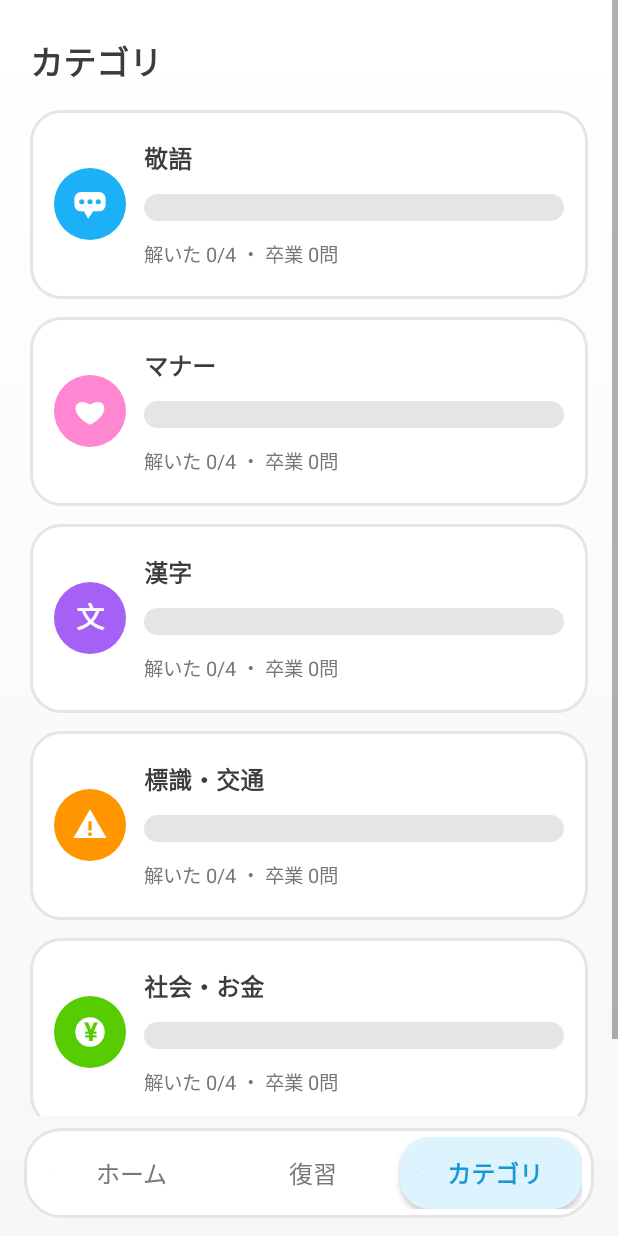
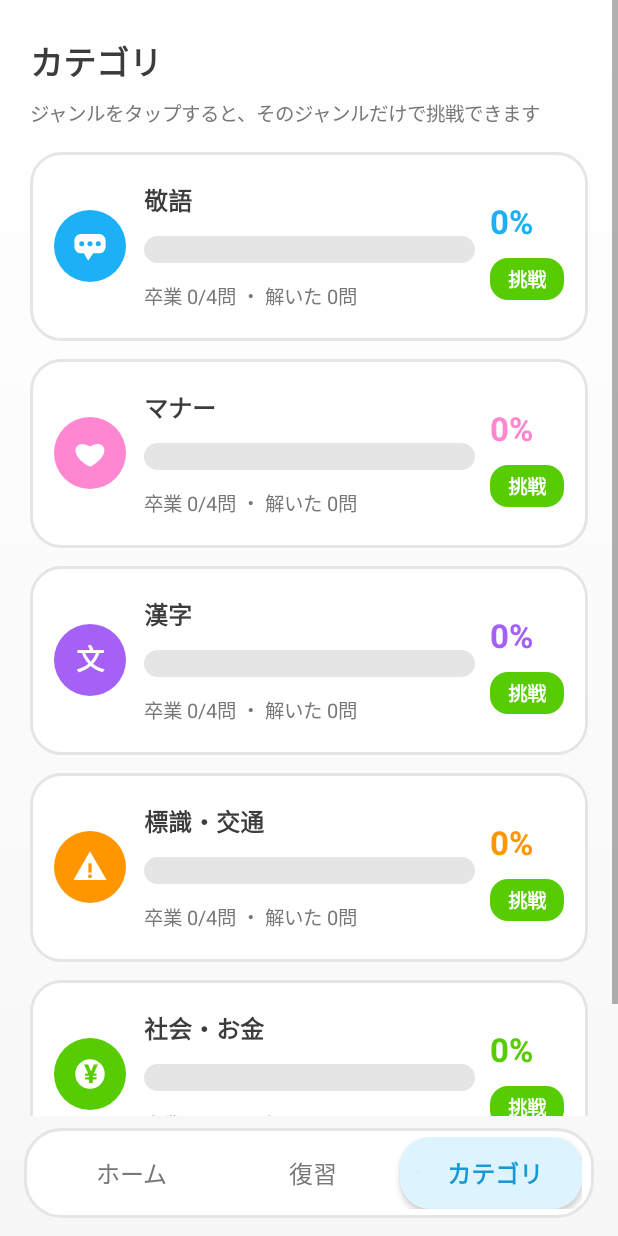
Before and after one commit to TaigaShinohara/otona-level-100, an Android app: the screen it shows after launch (MainActivity), after a tap on "カテゴリ", on a phone screen of 412 x 824 dp. Run offline under Robolectric (Android 15) with nearby library versions, the phone set to English and light mode, and no system bars.

Commit message:
v0.6.0: ジャンル別チャレンジとコンプリート率
カテゴリをタップするとそのジャンルだけのセッション（期限到来の復習→
新規→既出の順、最大5問）。各カテゴリにコンプリート率（卒業割合）を
大きな％とバーで表示。ジャンル挑戦はデイリー完了には数えない。
テスト16件合格。

```diff
--- a/app/build.gradle.kts
+++ b/app/build.gradle.kts
@@ -23,8 +23,8 @@ android {
         applicationId = "com.taigashinohara.otonalevel100"
         minSdk = 26
         targetSdk = 35
-        versionCode = 8
-        versionName = "0.5.0"
+        versionCode = 9
+        versionName = "0.6.0"
     }
 
     signingConfigs {
--- a/app/src/main/java/com/taigashinohara/otonalevel100/MainActivity.kt
+++ b/app/src/main/java/com/taigashinohara/otonalevel100/MainActivity.kt
@@ -22,7 +22,7 @@ import android.widget.TextView
 import kotlin.random.Random
 
 /**
- * Otona Level 100 v0.5.0.
+ * Otona Level 100 v0.6.0.
  * v0.2.0: UX review fixes (bar animation, gold reserved for level-up, session
  * persistence, shuffled choices, graduation box condition, due-review entry,
  * four font tiers, category mini bars, decluttered home, fixed next footer).
@@ -40,6 +40,10 @@ import kotlin.random.Random
  * ratio in per-category accent colours with glyph chips, the secondary button
  * no longer reads as disabled, tint/accent points added against monotony.
  * v0.3.0: Simple Glass applied app-wide (skill v1.1 canonical values).
+ * v0.6.0: genre challenge (user's request) — tapping a category starts a
+ * session of only that genre (due first, then new, then seen; graduated fill
+ * the rest), and each category shows its completion rate (graduated share)
+ * as a big % and bar. Genre sessions do not mark the daily set as done.
  * v0.5.0: drawn artwork everywhere (user: "make it exciting with
  * illustrations, shapes and icons") — a drawn owl mascot with a daily speech
  * bubble on Home, confetti + star row on the result, drawn category
@@ -157,7 +161,7 @@ class MainActivity : Activity() {
     private var sXp = 0
     private var sStreak = 0
     private var sStartXp = 0
-    private var sMode = 0 // 0 daily, 1 weak-only, 2 due-review
+    private var sMode = 0 // 0 daily, 1 weak-only, 2 due-review, 3 genre challenge
     private var sAnswered = false
     private var sChosen = -1
     private var sCounted = false
@@ -525,7 +529,7 @@ class MainActivity : Activity() {
         if (sIndex < sItems.size) showQuestion() else showResult()
     }
 
-    private fun startSession(mode: Int) {
+    private fun startSession(mode: Int, category: String? = null) {
         val today = ProgressStore.today()
         val states = store.allStates()
         val picked: List<Question> = when (mode) {
@@ -533,6 +537,25 @@ class MainActivity : Activity() {
                 .shuffled().take(5)
             2 -> Questions.all.filter { q -> states[q.id]?.let { ReviewLogic.isDue(it, today) } == true }
                 .sortedBy { states[it.id]?.dueDay ?: 0L }.take(5)
+            3 -> {
+                // Genre challenge: only this category. Due first, then new,
+                // then seen-not-graduated; graduated fill only if still short
+                // (with the 20-question sample a genre has 4 questions).
+                val qs = Questions.all.filter { it.category == category }
+                val due = qs.filter { q ->
+                    states[q.id]?.let { ReviewLogic.isDue(it, today) || ReviewLogic.isSpotCheckDue(it, today) } == true
+                }.shuffled()
+                val fresh = qs.filter { it.id !in due.map { p -> p.id } && states[it.id] == null }.shuffled()
+                val rest = qs.filter { q ->
+                    q.id !in due.map { p -> p.id } && q.id !in fresh.map { p -> p.id } &&
+                        states[q.id]?.let { ReviewLogic.isGraduated(it) } != true
+                }.shuffled()
+                val grads = qs.filter { q ->
+                    q.id !in due.map { p -> p.id } && q.id !in fresh.map { p -> p.id } &&
+                        q.id !in rest.map { p -> p.id }
+                }.shuffled()
+                (due + fresh + rest + grads).take(5)
+            }
             else -> {
                 val list = mutableListOf<Question>()
                 // Review slots: regular due first-class, plus graduated spot
@@ -562,7 +585,7 @@ class MainActivity : Activity() {
                 list.take(5)
             }
         }
-        if (picked.isEmpty()) { showScreen(1); return }
+        if (picked.isEmpty()) { showScreen(if (mode == 3) 2 else 1); return }
         sItems = buildItems(picked)
         sIndex = 0; sCorrect = 0; sXp = 0; sStreak = 0
         sStartXp = store.xp; sMode = mode; sAnswered = false; sChosen = -1; sCounted = false
@@ -915,6 +938,7 @@ class MainActivity : Activity() {
             when (sMode) {
                 1 -> "苦手の復習、おつかれさま"
                 2 -> "今日の復習、おつかれさま"
+                3 -> "ジャンルの挑戦、おつかれさま"
                 else -> "今日の分は完了。よくできました"
             }, sizeBody, grey))
         col.addView(panel)
@@ -985,6 +1009,7 @@ class MainActivity : Activity() {
             setPadding(dp(20), dp(20), dp(20), dp(20))
         }
         col.addView(label("カテゴリ", sizeHead, navy, bold = true))
+        col.addView(label("ジャンルをタップすると、そのジャンルだけで挑戦できます", sizeSmall, grey))
         Questions.categories.forEachIndexed { idx, cat ->
             val qs = Questions.all.filter { it.category == cat }
             val graduated = qs.count { q -> states[q.id]?.let { ReviewLogic.isGraduated(it) } == true }
@@ -1010,14 +1035,34 @@ class MainActivity : Activity() {
                 setPadding(dp(12), 0, 0, 0)
             }
             inner.addView(label(cat, sizeBody, navy, bold = true))
-            // v0.3.1: the bar shows the SOLVED ratio in the category accent colour
-            // (it previously showed graduations only, so 2/4 solved looked empty).
+            // Completion rate = graduated share (v0.6.0, user's request). The
+            // bar and the big % both show it; the solved count stays as a sub-line.
+            val rate = if (qs.isEmpty()) 0 else graduated * 100 / qs.size
             val mini = LevelBar(accent, accent)
-            mini.describe("$cat。解いた ${touched}問 / 全 ${qs.size}問。卒業 ${graduated}問")
-            mini.set(if (qs.isEmpty()) 0 else touched * 100 / qs.size)
+            mini.describe("$cat。コンプリート率 ${rate}パーセント。卒業 ${graduated}問 / 全 ${qs.size}問。解いた ${touched}問")
+            mini.set(rate)
             inner.addView(mini.root)
-            inner.addView(label("解いた ${touched}/${qs.size} ・ 卒業 ${graduated}問", sizeSmall, grey))
+            inner.addView(label("卒業 ${graduated}/${qs.size}問 ・ 解いた ${touched}問", sizeSmall, grey))
             box.addView(inner, LinearLayout.LayoutParams(0, ViewGroup.LayoutParams.WRAP_CONTENT, 1f))
+            // Right side: the big completion % and a "挑戦" pill. The whole box
+            // is the tap target for the genre challenge.
+            val right = LinearLayout(this).apply {
+                orientation = LinearLayout.VERTICAL
+                gravity = Gravity.CENTER_HORIZONTAL
+                setPadding(dp(10), 0, 0, 0)
+            }
+            right.addView(label("$rate%", sizeHead, accent, bold = true))
+            val goPill = label("挑戦", sizeSmall, Color.WHITE, bold = true).apply {
+                background = accentDrawable(dp(12).toFloat(), pal.green)
+                setPadding(dp(12), dp(4), dp(12), dp(4))
+            }
+            val goLp = LinearLayout.LayoutParams(ViewGroup.LayoutParams.WRAP_CONTENT, ViewGroup.LayoutParams.WRAP_CONTENT)
+            goLp.topMargin = dp(6)
+            right.addView(goPill, goLp)
+            box.addView(right)
+            box.isClickable = true
+            box.contentDescription = "$cat に挑戦。コンプリート率 ${rate}パーセント"
+            box.setOnClickListener { startSession(3, cat) }
             val lp = LinearLayout.LayoutParams(ViewGroup.LayoutParams.MATCH_PARENT, ViewGroup.LayoutParams.WRAP_CONTENT)
             lp.topMargin = dp(12)
             col.addView(box, lp)
```
Also changed, not shown: 1 other file.
